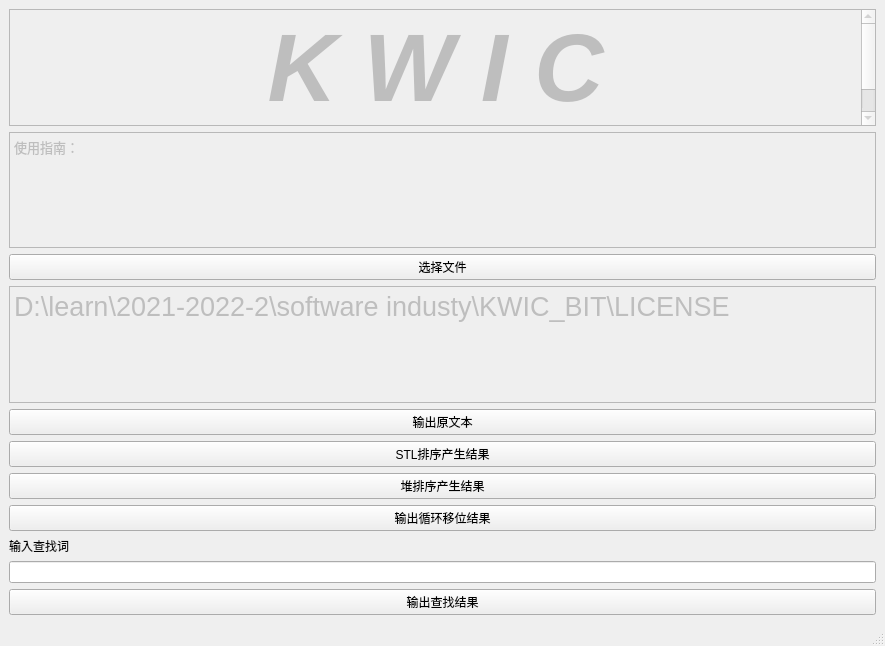
Before: the Qt Designer form GUI/kwic_ui.ui in AuYang261/KWIC_BIT, drawn with Qt 5.
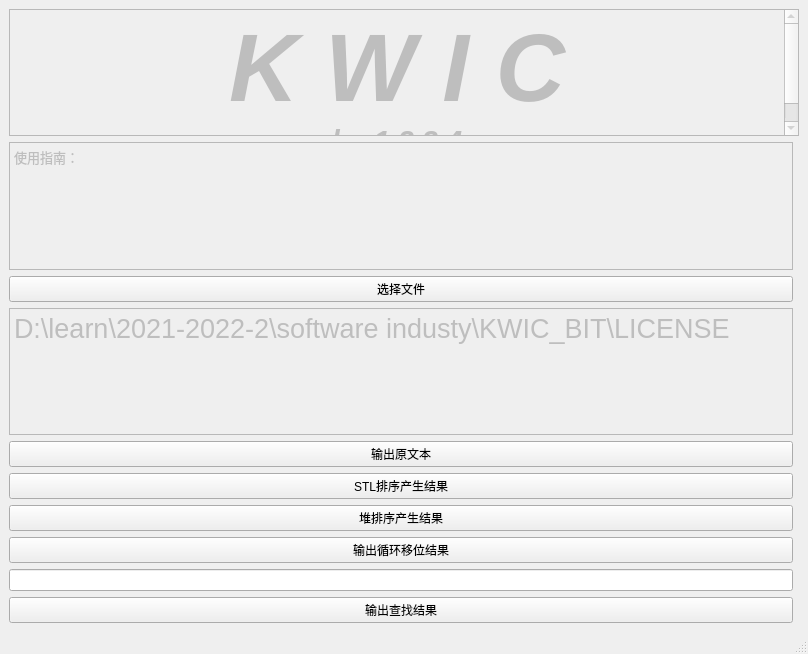
After: the same form once the commit is applied.

Patch:
```diff
--- a/GUI/kwic_ui.ui
+++ b/GUI/kwic_ui.ui
@@ -6,8 +6,8 @@
    <rect>
     <x>0</x>
     <y>0</y>
-    <width>885</width>
-    <height>646</height>
+    <width>808</width>
+    <height>654</height>
    </rect>
   </property>
   <property name="windowTitle">
@@ -15,10 +15,14 @@
   </property>
   <widget class="QWidget" name="centralwidget">
    <layout class="QGridLayout" name="gridLayout">
-    <item row="10" column="0">
-     <widget class="QLineEdit" name="word_LineEdit"/>
+    <item row="2" column="0">
+     <widget class="QPushButton" name="file_Button">
+      <property name="text">
+       <string>选择文件</string>
+      </property>
+     </widget>
     </item>
-    <item row="0" column="0">
+    <item row="0" column="0" colspan="2">
      <widget class="QTextBrowser" name="textBrowser">
       <property name="enabled">
        <bool>false</bool>
@@ -33,64 +37,13 @@
       </property>
      </widget>
     </item>
-    <item row="7" column="0">
+    <item row="6" column="0">
      <widget class="QPushButton" name="sortRow_Button2">
       <property name="text">
        <string>堆排序产生结果</string>
       </property>
      </widget>
     </item>
-    <item row="8" column="0">
-     <widget class="QPushButton" name="shift_Button">
-      <property name="enabled">
-       <bool>true</bool>
-      </property>
-      <property name="text">
-       <string>输出循环移位结果</string>
-      </property>
-     </widget>
-    </item>
-    <item row="9" column="0">
-     <widget class="QLabel" name="label">
-      <property name="text">
-       <string>输入查找词</string>
-      </property>
-     </widget>
-    </item>
-    <item row="5" column="0">
-     <widget class="QPushButton" name="origin_Button">
-      <property name="enabled">
-       <bool>true</bool>
-      </property>
-      <property name="text">
-       <string>输出原文本</string>
-      </property>
-     </widget>
-    </item>
-    <item row="15" column="0">
-     <widget class="QPushButton" name="find_Button">
-      <property name="enabled">
-       <bool>true</bool>
-      </property>
-      <property name="text">
-       <string>输出查找结果</string>
-      </property>
-     </widget>
-    </item>
-    <item row="3" column="0">
-     <widget class="QTextBrowser" name="file_browser">
-      <property name="enabled">
-       <bool>false</bool>
-      </property>
-      <property name="html">
-       <string>&lt;!DOCTYPE HTML PUBLIC &quot;-//W3C//DTD HTML 4.0//EN&quot; &quot;http://www.w3.org/TR/REC-html40/strict.dtd&quot;&gt;
-&lt;html&gt;&lt;head&gt;&lt;meta name=&quot;qrichtext&quot; content=&quot;1&quot; /&gt;&lt;style type=&quot;text/css&quot;&gt;
-p, li { white-space: pre-wrap; }
-&lt;/style&gt;&lt;/head&gt;&lt;body style=&quot; font-family:'SimSun'; font-size:9pt; font-weight:400; font-style:normal;&quot;&gt;
-&lt;p style=&quot; margin-top:0px; margin-bottom:0px; margin-left:0px; margin-right:0px; -qt-block-indent:0; text-indent:0px;&quot;&gt;&lt;span style=&quot; font-size:20pt;&quot;&gt;D:\learn\2021-2022-2\software industy\KWIC_BIT\LICENSE&lt;/span&gt;&lt;/p&gt;&lt;/body&gt;&lt;/html&gt;</string>
-      </property>
-     </widget>
-    </item>
     <item row="1" column="0">
      <widget class="QTextBrowser" name="textBrowser_2">
       <property name="enabled">
@@ -105,7 +58,17 @@
       </property>
      </widget>
     </item>
-    <item row="6" column="0">
+    <item row="4" column="0">
+     <widget class="QPushButton" name="origin_Button">
+      <property name="enabled">
+       <bool>true</bool>
+      </property>
+      <property name="text">
+       <string>输出原文本</string>
+      </property>
+     </widget>
+    </item>
+    <item row="5" column="0">
      <widget class="QPushButton" name="sortRow_Button">
       <property name="enabled">
        <bool>true</bool>
@@ -115,10 +78,40 @@
       </property>
      </widget>
     </item>
-    <item row="2" column="0">
-     <widget class="QPushButton" name="file_Button">
+    <item row="3" column="0">
+     <widget class="QTextBrowser" name="file_browser">
+      <property name="enabled">
+       <bool>false</bool>
+      </property>
+      <property name="html">
+       <string>&lt;!DOCTYPE HTML PUBLIC &quot;-//W3C//DTD HTML 4.0//EN&quot; &quot;http://www.w3.org/TR/REC-html40/strict.dtd&quot;&gt;
+&lt;html&gt;&lt;head&gt;&lt;meta name=&quot;qrichtext&quot; content=&quot;1&quot; /&gt;&lt;style type=&quot;text/css&quot;&gt;
+p, li { white-space: pre-wrap; }
+&lt;/style&gt;&lt;/head&gt;&lt;body style=&quot; font-family:'SimSun'; font-size:9pt; font-weight:400; font-style:normal;&quot;&gt;
+&lt;p style=&quot; margin-top:0px; margin-bottom:0px; margin-left:0px; margin-right:0px; -qt-block-indent:0; text-indent:0px;&quot;&gt;&lt;span style=&quot; font-size:20pt;&quot;&gt;D:\learn\2021-2022-2\software industy\KWIC_BIT\LICENSE&lt;/span&gt;&lt;/p&gt;&lt;/body&gt;&lt;/html&gt;</string>
+      </property>
+     </widget>
+    </item>
+    <item row="7" column="0">
+     <widget class="QPushButton" name="shift_Button">
+      <property name="enabled">
+       <bool>true</bool>
+      </property>
       <property name="text">
-       <string>选择文件</string>
+       <string>输出循环移位结果</string>
+      </property>
+     </widget>
+    </item>
+    <item row="8" column="0">
+     <widget class="QLineEdit" name="word_LineEdit"/>
+    </item>
+    <item row="9" column="0">
+     <widget class="QPushButton" name="find_Button">
+      <property name="enabled">
+       <bool>true</bool>
+      </property>
+      <property name="text">
+       <string>输出查找结果</string>
       </property>
      </widget>
     </item>
```
Left out of the diff: 10 changed lines with no effect on the pictures.
